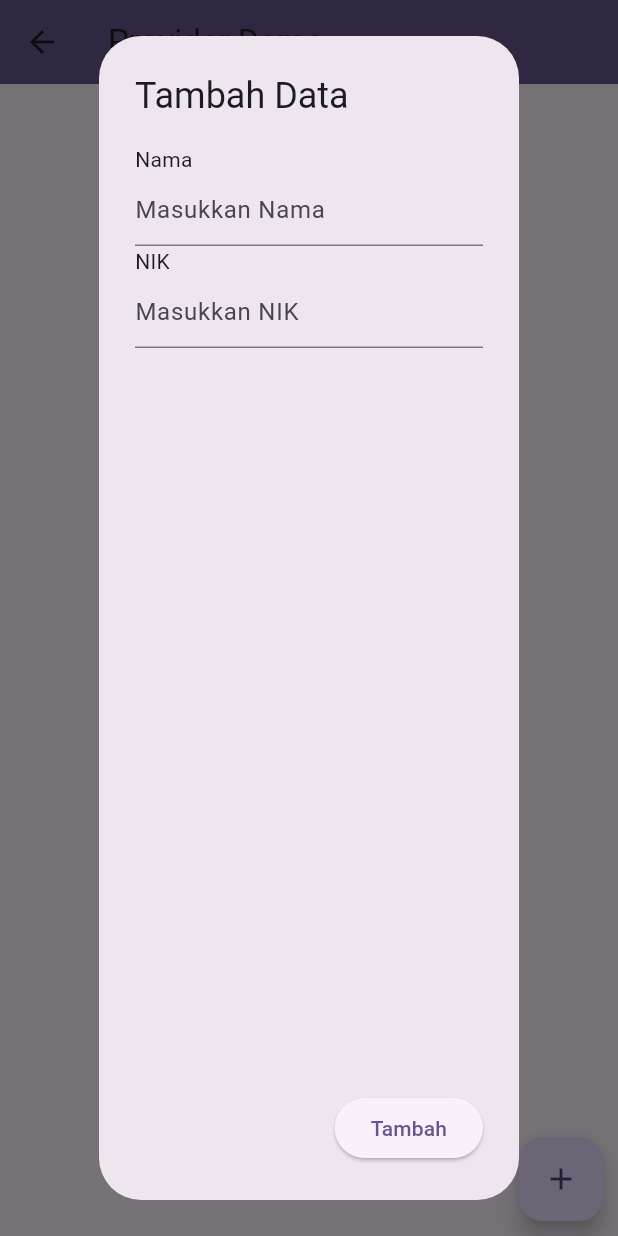
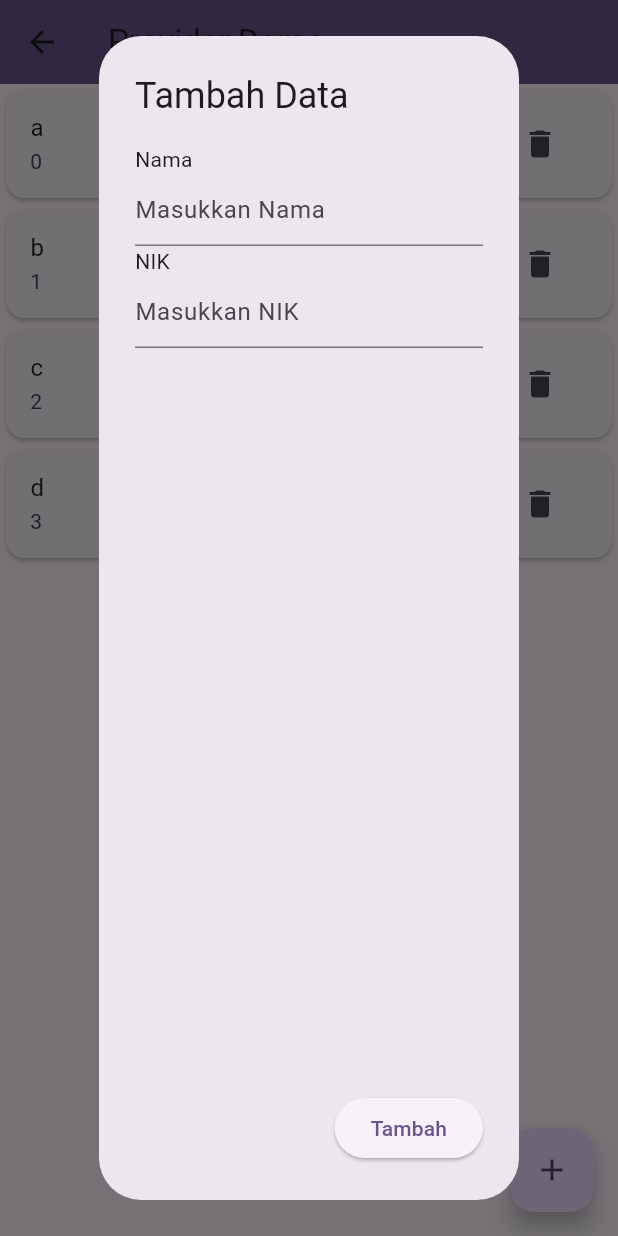
Before and after one commit to axcel0/ArisanApp, a Flutter app: the DataPeserta screen opened directly, after a tap on the "add" icon, on a phone screen of 412 x 824 dp. Run offline on Flutter 3.47's test engine with Material 2 defaults, Android fonts, the phone set to English and light mode, and no system bars; our stand-ins replace bloc, flutter_bloc, shared_preferences; missing offline and left inert: dart:js; accounts and stored records are empty.

Commit message:
add ListTile with cardview to list daftar peserta and add data to the lsit from textfield

```diff
--- a/lib/data_pemenang.dart
+++ b/lib/data_pemenang.dart
@@ -1,5 +1,4 @@
 import 'package:flutter/material.dart';
-
 class DataPemenang extends StatelessWidget {
   const DataPemenang({super.key});
 
--- a/lib/data_peserta.dart
+++ b/lib/data_peserta.dart
@@ -1,10 +1,32 @@
+import 'dart:js';
+
 import 'package:flutter/material.dart';
-
-class DataPeserta extends StatelessWidget {
+import 'package:tugas_akhir_training/nama_peserta.dart';
+import 'main.dart';
+import 'package:flutter_bloc/flutter_bloc.dart';
+import 'blocs/peserta_bloc.dart';
+class DataPeserta extends StatefulWidget {
   const DataPeserta({super.key});
 
   @override
+  State<DataPeserta> createState() => _DataPesertaState();
+}
+
+class _DataPesertaState extends State<DataPeserta> {
+  List<NamaPeserta> daftarNamaPeserta = [
+    NamaPeserta(idPeserta: "0", namaPeserta: "a"),
+    NamaPeserta(idPeserta: "1", namaPeserta: "b"),
+    NamaPeserta(idPeserta: "2", namaPeserta: "c"),
+    NamaPeserta(idPeserta: "3", namaPeserta: "d"),
+  ];
+
+
+  @override
   Widget build(BuildContext context) {
+
+
+
+
     return Scaffold(
       appBar: AppBar(
         title: const Text('Provider Demo'),
@@ -12,31 +34,39 @@ class DataPeserta extends StatelessWidget {
         backgroundColor: Theme.of(context).colorScheme.primary,
 
       ),
-      body: Row(
-        mainAxisAlignment: MainAxisAlignment.end,
+      body: ListView.builder(
+        itemCount: daftarNamaPeserta.length,
+        itemBuilder: (context, index)
+          {
 
-        children: [
-          Padding(
-            padding: const EdgeInsets.all(10),
-
-            child: Column(
-              mainAxisAlignment: MainAxisAlignment.end,
+        return Card(
+          child: ListTile(
+            title: Text(daftarNamaPeserta[index].namaPeserta),
+            subtitle: Text(daftarNamaPeserta[index].idPeserta),
+            trailing: Row(
+              mainAxisSize: MainAxisSize.min,
               children: [
-                FloatingActionButton(
-                  onPressed: () {
-                    showDialog(context: context, builder: (BuildContext context) => showAddDialog());
-                  },
-                  child: const Icon(Icons.add),
-                ),
+                IconButton(onPressed: () {}, icon: const Icon(Icons.edit)),
+                IconButton(onPressed: () {}, icon: const Icon(Icons.delete)),
               ],
             ),
           ),
-        ],
+        );
+      }),
+      //add floatingActionButton
+      floatingActionButton: FloatingActionButton(
+        onPressed: () {
+          showDialog(context: context, builder: (context) => showAddDialog(context));
+        },
+        child: const Icon(Icons.add),
       ),
     );
   }
 
-  AlertDialog showAddDialog() {
+  AlertDialog showAddDialog(BuildContext context) {
+    var namaController = TextEditingController();
+    var nikController = TextEditingController();
+
     return AlertDialog(
       title: const Text("Tambah Data"),
       content: Column(
@@ -45,7 +75,8 @@ class DataPeserta extends StatelessWidget {
             alignment: Alignment.centerLeft,
             child: const Text("Nama"),
           ),
-          const TextField(
+           TextField(
+            controller: namaController,
             decoration: InputDecoration(
               hintText: "Masukkan Nama",
             ),
@@ -54,18 +85,22 @@ class DataPeserta extends StatelessWidget {
             alignment: Alignment.centerLeft,
             child: const Text("NIK"),
           ),
-          const TextField(
+           TextField(
+            controller: nikController,
             decoration: InputDecoration(
               hintText: "Masukkan NIK",
+
             ),
           ),
 
         ],
       ),
       actions: [
-        ElevatedButton(onPressed: (
-
-            ) {}, child: const Text("Tambah")),
+        ElevatedButton(onPressed: () {
+          daftarNamaPeserta.add(NamaPeserta(idPeserta: nikController.text, namaPeserta: namaController.text));
+          setState(() {});
+          Navigator.of(context).pop();
+        }, child: const Text("Tambah")),
 
       ],
     );
```
Also changed, not shown: lib/main.dart (+34 -19 lines).
